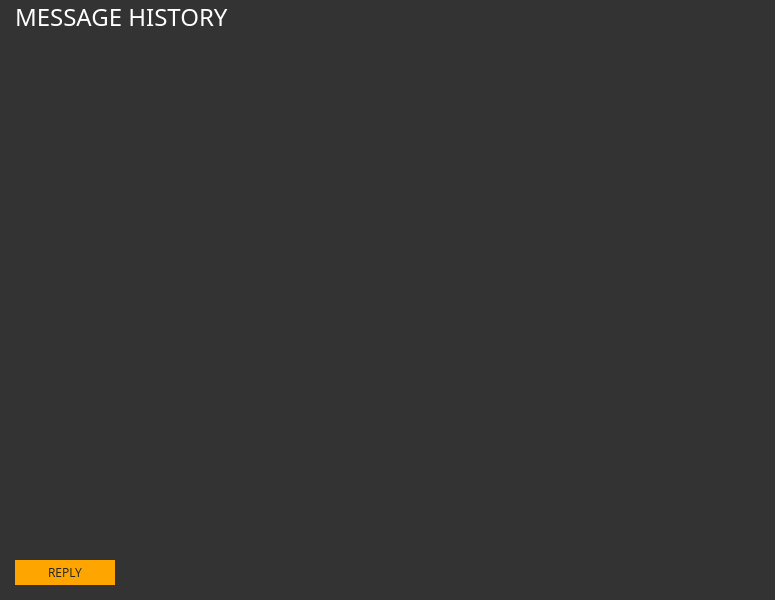
The window that src/gui/ui/messagesframe.ui (ConcealNetwork/conceal-desktop) describes before a commit, drawn with Qt 5.
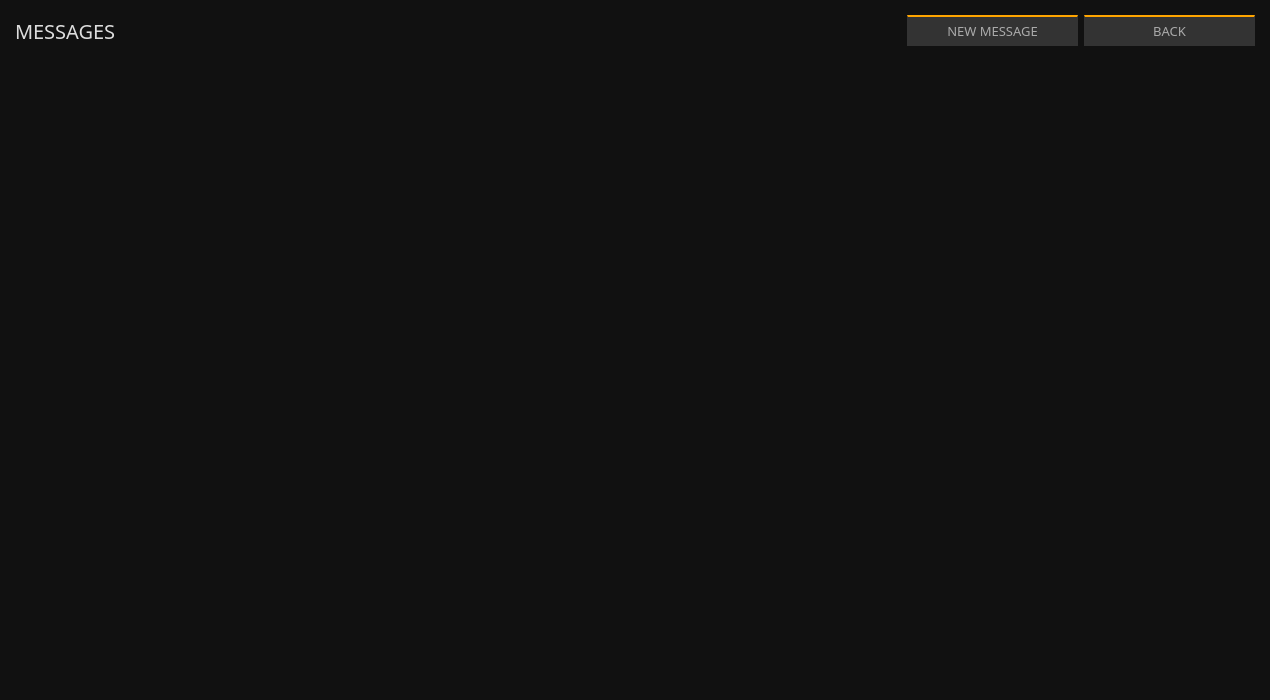
The same window after the commit.

Diff of the .ui file:
```diff
--- a/src/gui/ui/messagesframe.ui
+++ b/src/gui/ui/messagesframe.ui
@@ -6,13 +6,19 @@
    <rect>
     <x>0</x>
     <y>0</y>
-    <width>775</width>
-    <height>600</height>
+    <width>1270</width>
+    <height>700</height>
    </rect>
   </property>
+  <property name="minimumSize">
+   <size>
+    <width>1270</width>
+    <height>700</height>
+   </size>
+  </property>
   <property name="font">
    <font>
-    <family>Open Sans</family>
+    <family>Poppins</family>
     <pointsize>9</pointsize>
    </font>
   </property>
@@ -20,7 +26,7 @@
    <string>Frame</string>
   </property>
   <property name="styleSheet">
-   <string notr="true">background-color: #333; color: #e5e5e5;</string>
+   <string notr="true">background-color: #111; color: #aaa;</string>
   </property>
   <property name="frameShape">
    <enum>QFrame::NoFrame</enum>
@@ -45,40 +51,137 @@
     <number>15</number>
    </property>
    <item>
-    <widget class="QLabel" name="label">
-     <property name="font">
-      <font>
-       <family>Oswald</family>
-       <pointsize>18</pointsize>
-      </font>
+    <layout class="QHBoxLayout" name="horizontalLayout_2">
+     <property name="leftMargin">
+      <number>0</number>
      </property>
-     <property name="styleSheet">
-      <string notr="true">color: white;</string>
+     <property name="topMargin">
+      <number>15</number>
      </property>
-     <property name="text">
-      <string>MESSAGE HISTORY</string>
+     <property name="rightMargin">
+      <number>0</number>
      </property>
-    </widget>
+     <property name="bottomMargin">
+      <number>10</number>
+     </property>
+     <item>
+      <widget class="QLabel" name="label">
+       <property name="font">
+        <font>
+         <family>Poppins</family>
+         <pointsize>-1</pointsize>
+        </font>
+       </property>
+       <property name="styleSheet">
+        <string notr="true">color: #ddd; 
+font-size: 20px;
+font-family: Poppins;</string>
+       </property>
+       <property name="text">
+        <string>MESSAGES</string>
+       </property>
+      </widget>
+     </item>
+     <item>
+      <widget class="QPushButton" name="m_newMessageButton">
+       <property name="minimumSize">
+        <size>
+         <width>171</width>
+         <height>31</height>
+        </size>
+       </property>
+       <property name="maximumSize">
+        <size>
+         <width>171</width>
+         <height>31</height>
+        </size>
+       </property>
+       <property name="font">
+        <font>
+         <family>Poppins</family>
+         <pointsize>-1</pointsize>
+        </font>
+       </property>
+       <property name="styleSheet">
+        <string notr="true">color: #aaa; 
+background-color: #333; 
+border-top: 2px solid orange; 
+font-size: 13px;
+font-family: Poppins;</string>
+       </property>
+       <property name="text">
+        <string>NEW MESSAGE</string>
+       </property>
+      </widget>
+     </item>
+     <item>
+      <widget class="QPushButton" name="m_backButton">
+       <property name="sizePolicy">
+        <sizepolicy hsizetype="Preferred" vsizetype="Preferred">
+         <horstretch>0</horstretch>
+         <verstretch>0</verstretch>
+        </sizepolicy>
+       </property>
+       <property name="minimumSize">
+        <size>
+         <width>171</width>
+         <height>31</height>
+        </size>
+       </property>
+       <property name="maximumSize">
+        <size>
+         <width>171</width>
+         <height>31</height>
+        </size>
+       </property>
+       <property name="font">
+        <font>
+         <family>Poppins</family>
+         <pointsize>-1</pointsize>
+        </font>
+       </property>
+       <property name="styleSheet">
+        <string notr="true">color: #aaa; 
+background-color: #333; 
+border-top: 2px solid orange; 
+font-size: 13px;
+font-family: Poppins;</string>
+       </property>
+       <property name="text">
+        <string>BACK</string>
+       </property>
+      </widget>
+     </item>
+    </layout>
    </item>
    <item>
     <widget class="QTreeView" name="m_messagesView">
-     <property name="maximumSize">
+     <property name="minimumSize">
       <size>
-       <width>780</width>
+       <width>1270</width>
        <height>550</height>
       </size>
      </property>
+     <property name="maximumSize">
+      <size>
+       <width>16777215</width>
+       <height>16777215</height>
+      </size>
+     </property>
      <property name="font">
       <font>
-       <family>Open Sans</family>
+       <family>Poppins</family>
        <pointsize>9</pointsize>
       </font>
      </property>
      <property name="styleSheet">
       <string notr="true">QHeaderView::section {
-background-color: #555; color: #ffff;
-    font: 13px;
+background-color: #222; 
+   color: #aaa;
+font-family: Poppins;
+    font-size: 12px;
     border: 0px solid white;
+border-bottom: 1px solid orange;
    height: 30px;
 
 }
@@ -86,13 +189,20 @@
 QTreeView::item
 {
     font: 10px;
-    color: #ddd;
+    color: #999;
     height: 30px;
+}
 
+QTreeView::branch:selected {
+  background-color: orange;
+  color: black;
+}
 
+QWidget:item:selected {
+  background-color: #111;
+  color: #999;
 }
 
-padding: 0px;
 </string>
      </property>
      <property name="frameShape">
@@ -145,34 +255,9 @@
    </item>
    <item>
     <layout class="QHBoxLayout" name="horizontalLayout">
-     <item>
-      <widget class="QPushButton" name="m_replyButton">
-       <property name="minimumSize">
-        <size>
-         <width>100</width>
-         <height>25</height>
-        </size>
-       </property>
-       <property name="maximumSize">
-        <size>
-         <width>16777215</width>
-         <height>25</height>
-        </size>
-       </property>
-       <property name="font">
-        <font>
-         <family>Open Sans</family>
-         <pointsize>9</pointsize>
-        </font>
-       </property>
-       <property name="styleSheet">
-        <string notr="true">color: #222; border-radius: 0px; border: 0px solid; background-color: orange;</string>
-       </property>
-       <property name="text">
-        <string>REPLY</string>
-       </property>
-      </widget>
-     </item>
+     <property name="topMargin">
+      <number>15</number>
+     </property>
      <item>
       <spacer name="horizontalSpacer_2">
        <property name="orientation">
```
Left out of the diff: 24 changed lines with no effect on the pictures.
